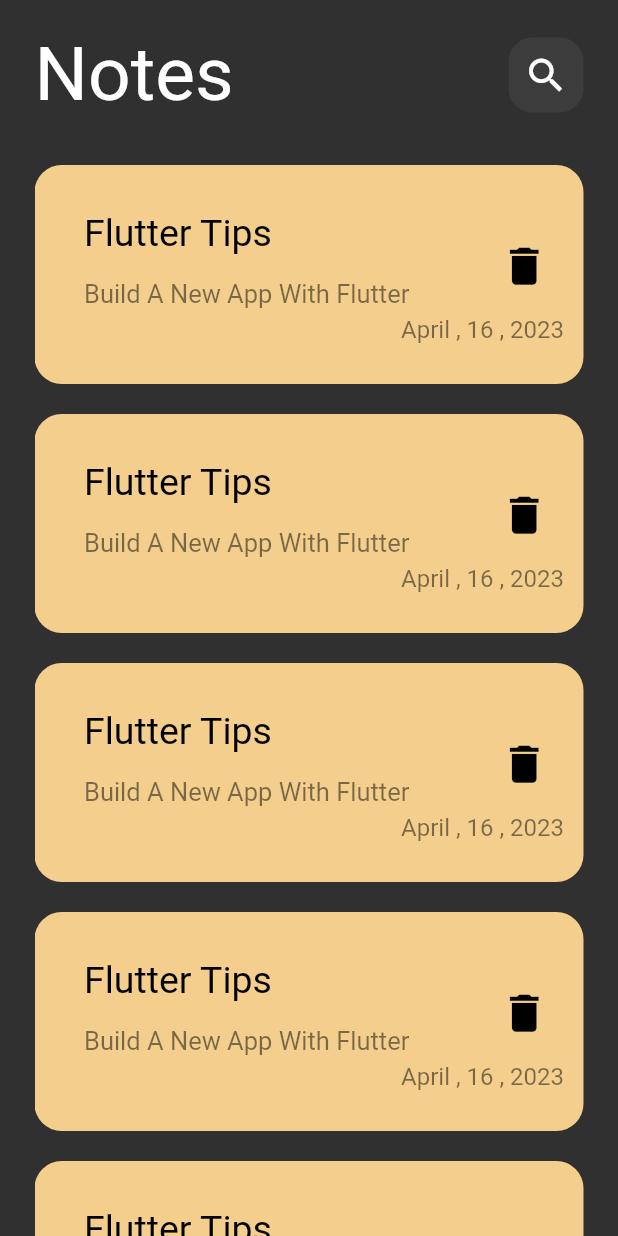
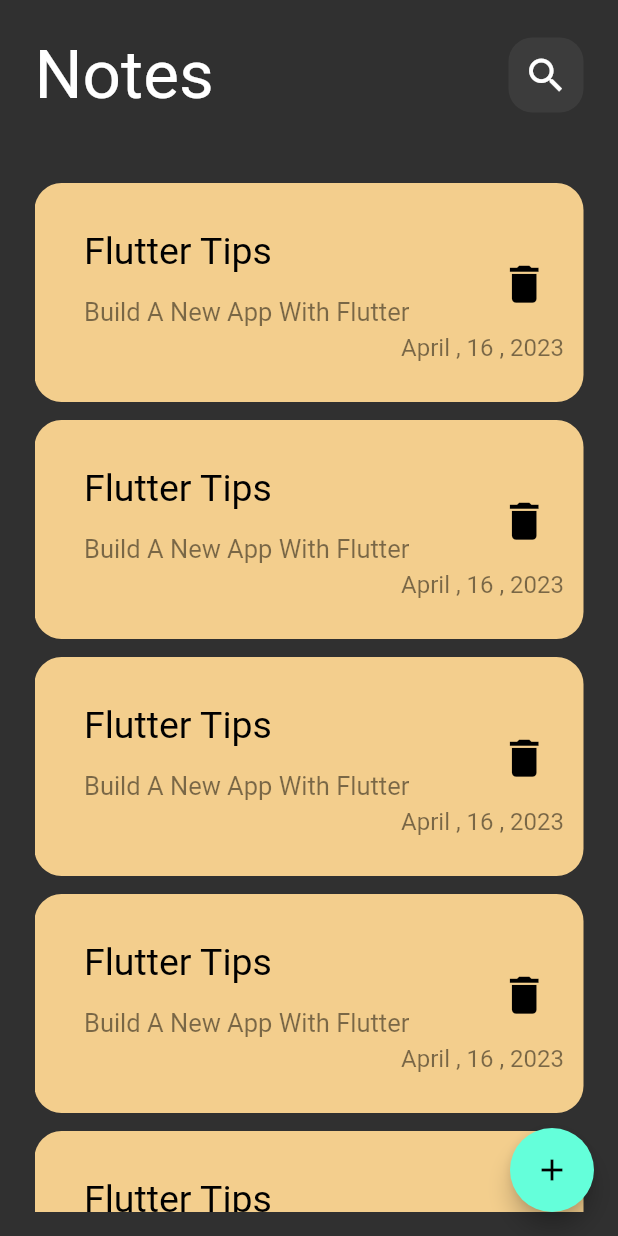
Before and after one commit to Yasmeen-aboeleneen/notes_app, a Flutter app: the screen it shows after launch, on a phone screen of 412 x 824 dp. Run offline on Flutter 3.47's test engine with Material 2 defaults, Android fonts, the phone set to English and light mode, and no system bars; Roboto replaces fonts that are missing (assets/fonts/RobotoCondensed-Regular.ttf).

Commit message:
Show Modal Button Sheet

```diff
--- a/lib/views/Widgets/CustomAppBar.dart
+++ b/lib/views/Widgets/CustomAppBar.dart
@@ -14,7 +14,7 @@ class CustomAppBar extends StatelessWidget {
 
   Text('Notes',style: TextStyle(
 
-    fontSize: 50,
+    fontSize: 45,
 
   ),),
 Spacer(flex: 2,),
--- a/lib/views/Widgets/notesListView.dart
+++ b/lib/views/Widgets/notesListView.dart
@@ -7,11 +7,17 @@ class NotesListView extends StatelessWidget {
 
   @override
   Widget build(BuildContext context) {
-    return ListView.builder(itemBuilder: ((context, index) {
-      return const Padding(
-        padding:  EdgeInsets.symmetric(vertical: 10),
-        child:  NotesItem(),
-      );
-    }));
+    return Padding(
+      padding: const EdgeInsets.symmetric(vertical: 16),
+      child: ListView.builder(
+        padding: EdgeInsets.zero,
+        itemBuilder: ((context, index) {
+
+        return const Padding(
+          padding: EdgeInsets.symmetric(vertical: 6),
+          child: NotesItem(),
+        );
+      })),
+    );
   }
 }
--- a/lib/views/notes_view.dart
+++ b/lib/views/notes_view.dart
@@ -1,4 +1,3 @@
-
 import 'package:flutter/material.dart';
 
 import 'Widgets/NotesViewBody.dart';
@@ -9,11 +8,26 @@ class NotesView extends StatelessWidget {
   @override
   Widget build(BuildContext context) {
     return Scaffold(
-
-              body: NotesViewBody(),
-
-
-
+      floatingActionButton: FloatingActionButton(
+        onPressed: () {
+          showModalBottomSheet(
+              context: context,
+              builder: (context) {
+                return Container();
+              });
+        },
+        child: const Icon(Icons.add),
+      ),
+      body: const NotesViewBody(),
     );
   }
 }
+
+class AddNoteBottonSheet extends StatelessWidget {
+  const AddNoteBottonSheet({super.key});
+
+  @override
+  Widget build(BuildContext context) {
+    return Container();
+  }
+}
```
